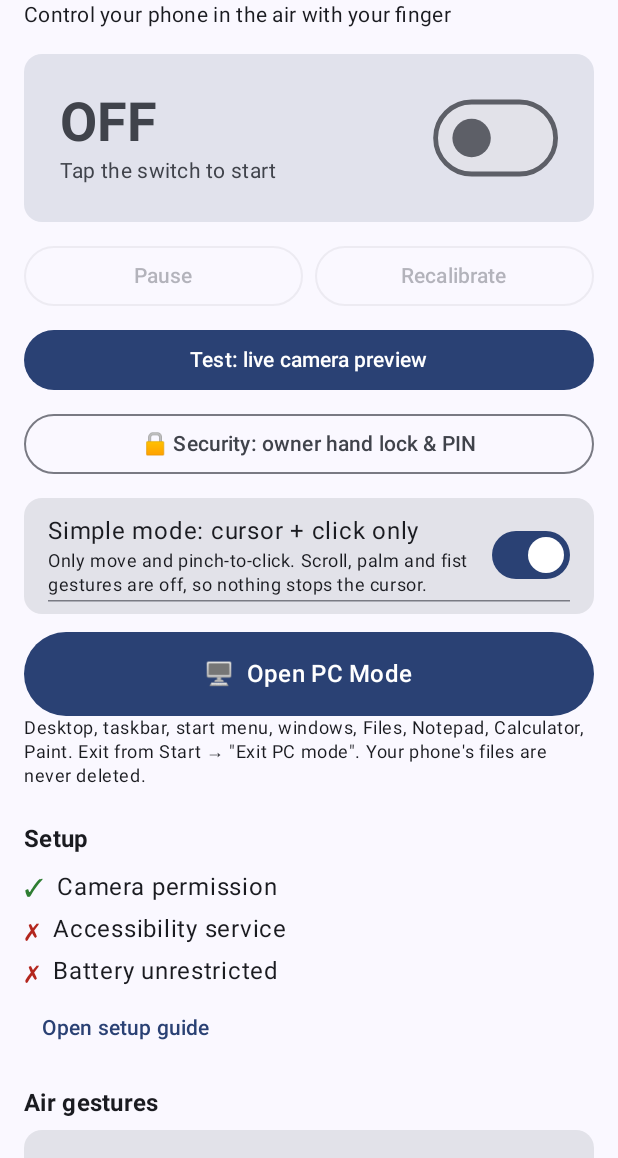
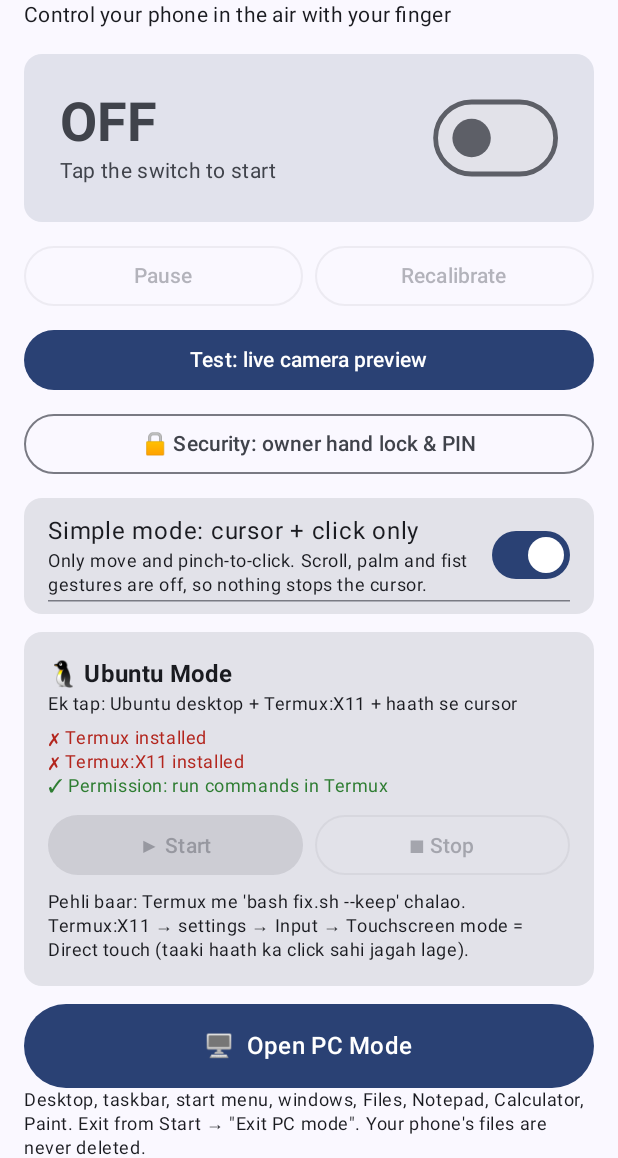
Before and after one commit to narzaryunder-source/AIR-CURSER, an Android app built with Jetpack Compose: the screen it shows after launch (MainActivity), after a tap on "Skip", on a phone screen of 412 x 824 dp, the part 78-1236 px from its top. Run offline under Robolectric (Android 15) with nearby library versions, the phone set to English and light mode, and no system bars.

Commit message:
AirCursor: one-tap Ubuntu Mode (starts Ubuntu desktop in Termux, opens Termux:X11, hand cursor on)
Uses Termux's RUN_COMMAND service; the Ubuntu launchers allow external apps.

Co-Authored-By: Claude Opus 5.5 <noreply@anthropic.com>
Claude-Session: https://claude.ai/code/session_01Cua2fQfjP88WnTopVmFaXm

```diff
--- a/app/src/main/AndroidManifest.xml
+++ b/app/src/main/AndroidManifest.xml
@@ -9,9 +9,13 @@
     <uses-permission android:name="android.permission.POST_NOTIFICATIONS" />
     <uses-permission android:name="android.permission.REQUEST_IGNORE_BATTERY_OPTIMIZATIONS" />
     <uses-permission android:name="android.permission.VIBRATE" />
+    <!-- Ubuntu Mode: start the Ubuntu desktop inside Termux -->
+    <uses-permission android:name="com.termux.permission.RUN_COMMAND" />
 
     <!-- PC mode lists installed apps to start them from the start menu. -->
     <queries>
+        <package android:name="com.termux" />
+        <package android:name="com.termux.x11" />
         <intent>
             <action android:name="android.intent.action.MAIN" />
             <category android:name="android.intent.category.LAUNCHER" />
--- a/app/src/main/java/com/aircursor/ui/HomeScreen.kt
+++ b/app/src/main/java/com/aircursor/ui/HomeScreen.kt
@@ -156,6 +156,9 @@ fun HomeScreen(onOpenSetup: () -> Unit, onOpenPreview: () -> Unit, onOpenSecurit
             }
 
             Spacer(Modifier.height(12.dp))
+            UbuntuCard()
+
+            Spacer(Modifier.height(12.dp))
             Button(
                 onClick = { com.aircursor.pc.PcMode.openDesktop(context) },
                 modifier = Modifier.fillMaxWidth().height(56.dp),
--- /dev/null
+++ b/app/src/main/java/com/aircursor/ui/UbuntuCard.kt
@@ -0,0 +1,102 @@
+package com.aircursor.ui
+
+import android.widget.Toast
+import androidx.activity.compose.rememberLauncherForActivityResult
+import androidx.activity.result.contract.ActivityResultContracts
+import androidx.compose.foundation.layout.Arrangement
+import androidx.compose.foundation.layout.Column
+import androidx.compose.foundation.layout.Row
+import androidx.compose.foundation.layout.Spacer
+import androidx.compose.foundation.layout.fillMaxWidth
+import androidx.compose.foundation.layout.height
+import androidx.compose.foundation.layout.padding
+import androidx.compose.material3.Button
+import androidx.compose.material3.Card
+import androidx.compose.material3.MaterialTheme
+import androidx.compose.material3.OutlinedButton
+import androidx.compose.material3.Text
+import androidx.compose.runtime.Composable
+import androidx.compose.runtime.getValue
+import androidx.compose.runtime.mutableIntStateOf
+import androidx.compose.runtime.remember
+import androidx.compose.runtime.setValue
+import androidx.compose.ui.Modifier
+import androidx.compose.ui.graphics.Color
+import androidx.compose.ui.platform.LocalContext
+import androidx.compose.ui.text.font.FontWeight
+import androidx.compose.ui.unit.dp
+import androidx.lifecycle.Lifecycle
+import androidx.lifecycle.compose.LifecycleEventEffect
+import com.aircursor.ubuntu.UbuntuMode
+
+/** Home screen card: one tap starts Ubuntu desktop + Termux:X11 + hand cursor. */
+@Composable
+fun UbuntuCard() {
+    val context = LocalContext.current
+    var tick by remember { mutableIntStateOf(0) }
+    LifecycleEventEffect(Lifecycle.Event.ON_RESUME) { tick++ }
+    val termux = remember(tick) { UbuntuMode.isInstalled(context, UbuntuMode.TERMUX) }
+    val x11 = remember(tick) { UbuntuMode.isInstalled(context, UbuntuMode.X11) }
+    val allowed = remember(tick) { UbuntuMode.hasPermission(context) }
+
+    fun startNow() {
+        val err = UbuntuMode.start(context)
+        if (err != null) {
+            Toast.makeText(
+                context,
+                "Termux ne command nahi li. Termux me ek baar chalao: bash fix.sh --keep",
+                Toast.LENGTH_LONG,
+            ).show()
+        } else {
+            Toast.makeText(context, "Ubuntu start ho raha hai… (1-2 min)", Toast.LENGTH_SHORT).show()
+        }
+    }
+
+    val permissionLauncher = rememberLauncherForActivityResult(ActivityResultContracts.RequestPermission()) { ok ->
+        tick++
+        if (ok) startNow()
+        else Toast.makeText(context, "Permission ke bina Ubuntu Mode nahi chalega", Toast.LENGTH_LONG).show()
+    }
+
+    Card(Modifier.fillMaxWidth()) {
+        Column(Modifier.padding(16.dp)) {
+            Text("🐧 Ubuntu Mode", style = MaterialTheme.typography.titleMedium, fontWeight = FontWeight.Bold)
+            Text("Ek tap: Ubuntu desktop + Termux:X11 + haath se cursor", style = MaterialTheme.typography.bodySmall)
+            Spacer(Modifier.height(6.dp))
+            Check("Termux installed", termux)
+            Check("Termux:X11 installed", x11)
+            Check("Permission: run commands in Termux", allowed)
+            Spacer(Modifier.height(8.dp))
+            Row(Modifier.fillMaxWidth(), horizontalArrangement = Arrangement.spacedBy(8.dp)) {
+                Button(
+                    enabled = termux && x11,
+                    onClick = { if (allowed) startNow() else permissionLauncher.launch(UbuntuMode.PERMISSION) },
+                    modifier = Modifier.weight(1f),
+                ) { Text("▶ Start") }
+                OutlinedButton(
+                    enabled = termux,
+                    onClick = {
+                        UbuntuMode.stop(context)
+                        Toast.makeText(context, "Ubuntu band", Toast.LENGTH_SHORT).show()
+                    },
+                    modifier = Modifier.weight(1f),
+                ) { Text("■ Stop") }
+            }
+            Text(
+                "Pehli baar: Termux me 'bash fix.sh --keep' chalao. Termux:X11 → settings → Input → " +
+                    "Touchscreen mode = Direct touch (taaki haath ka click sahi jagah lage).",
+                style = MaterialTheme.typography.bodySmall,
+                modifier = Modifier.padding(top = 6.dp),
+            )
+        }
+    }
+}
+
+@Composable
+private fun Check(label: String, ok: Boolean) {
+    Text(
+        (if (ok) "✓ " else "✗ ") + label,
+        color = if (ok) Color(0xFF2E7D32) else MaterialTheme.colorScheme.error,
+        style = MaterialTheme.typography.bodySmall,
+    )
+}
```
Also changed, not shown: app/src/main/java/com/aircursor/ubuntu/UbuntuMode.kt (added, +89 -0 lines).
